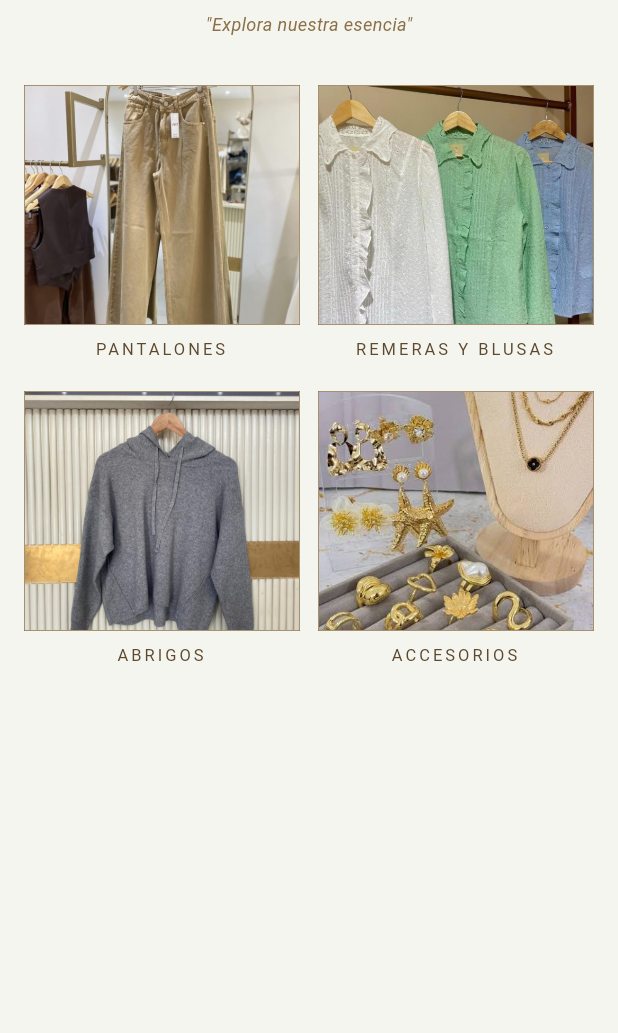
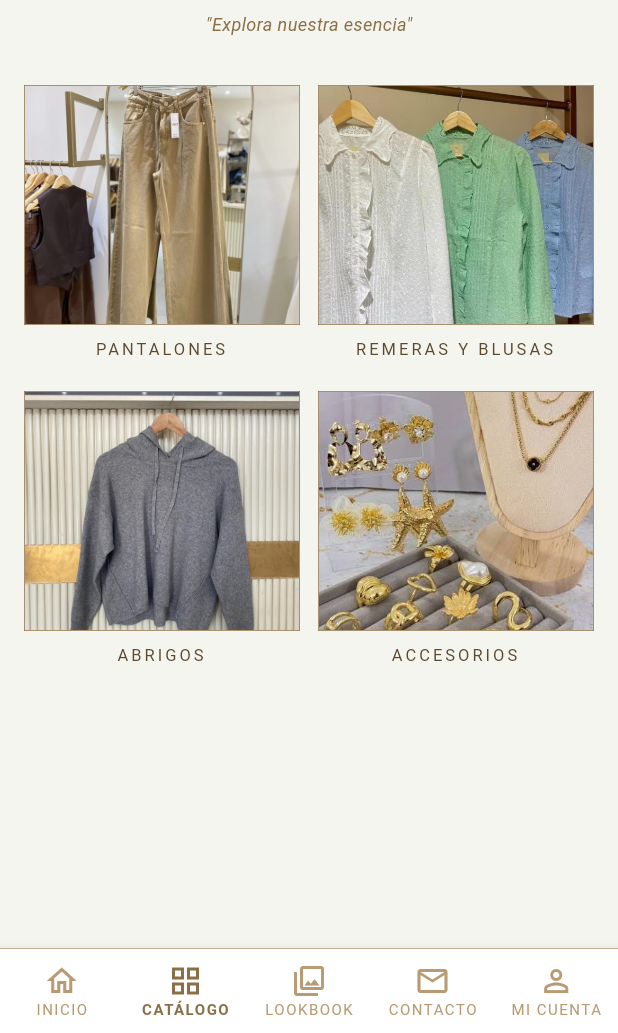
Before and after one commit to Rocio2612/waikiria_app, a Flutter app: the CatalogScreen screen opened directly, on a phone screen of 412 x 824 dp, the part 203-1236 px from its top. Run offline on Flutter 3.47's test engine with Material 3 defaults, Android fonts, the phone set to English and light mode, and no system bars.

Commit message:
nueva barra inferior

```diff
--- a/lib/models/producto.dart
+++ b/lib/models/producto.dart
@@ -28,7 +28,7 @@ const List<Producto> productosDemo = [
     id: '1',
     nombre: 'Jean wide beige',
     precio: 45000,
-    imagen: 'img/images/jean_beige.jpg',
+    imagen: 'img/images/https://www.hardconditions.com/articulo/21-pantal-n-vestir-jeans.html?srsltid=AU7gw4UJHD5l7X222_DG4m0c7ACmAwBHGI1puY6ovH_SdvzIIrz-DP8w',
     categoria: 'PANTALONES',
     subcategoria: 'Jean',
     talles: ['36', '38', '40', '42'],
--- a/lib/screens/catalog_screen.dart
+++ b/lib/screens/catalog_screen.dart
@@ -1,9 +1,9 @@
 import 'package:flutter/material.dart';
 import '../theme/app_colors.dart';
 import '../widgets/custom_header.dart';
-import '../widgets/app_drawer.dart';
 import '../models/categoria.dart';
 import 'category_screen.dart';
+import '../widgets/bottom_nav_bar.dart';
 
 class CatalogScreen extends StatelessWidget {
   const CatalogScreen({super.key});
@@ -12,7 +12,6 @@ class CatalogScreen extends StatelessWidget {
   Widget build(BuildContext context) {
     return Scaffold(
       backgroundColor: AppColors.fondo,
-      drawer: const AppDrawer(),
       body: SafeArea(
         child: Column(
           children: [
@@ -76,6 +75,7 @@ class CatalogScreen extends StatelessWidget {
           ],
         ),
       ),
+      bottomNavigationBar: const BottomNavBar(selectedIndex: 1),
     );
   }
 }
--- a/lib/screens/contact_screen.dart
+++ b/lib/screens/contact_screen.dart
@@ -2,8 +2,7 @@ import 'package:flutter/material.dart';
 import 'package:url_launcher/url_launcher.dart';
 import '../theme/app_colors.dart';
 import '../widgets/custom_header.dart';
-import '../widgets/app_drawer.dart';
-
+import '../widgets/bottom_nav_bar.dart';
 class ContactScreen extends StatelessWidget {
   const ContactScreen({super.key});
 
@@ -11,7 +10,6 @@ class ContactScreen extends StatelessWidget {
   Widget build(BuildContext context) {
     return Scaffold(
       backgroundColor: AppColors.fondo,
-      drawer: const AppDrawer(),
       body: SafeArea(
         child: Column(
           children: [
@@ -67,6 +65,7 @@ class ContactScreen extends StatelessWidget {
           ],
         ),
       ),
+      bottomNavigationBar: const BottomNavBar(selectedIndex: 3),
     );
   }
 
--- a/lib/screens/home_screen.dart
+++ b/lib/screens/home_screen.dart
@@ -1,9 +1,9 @@
 import 'package:flutter/material.dart';
 import '../theme/app_colors.dart';
 import '../widgets/custom_header.dart';
-import '../widgets/app_drawer.dart';
 import '../models/categoria.dart';
 import 'category_screen.dart';
+import '../widgets/bottom_nav_bar.dart';
 
 class HomeScreen extends StatelessWidget {
   const HomeScreen({super.key});
@@ -12,7 +12,6 @@ class HomeScreen extends StatelessWidget {
   Widget build(BuildContext context) {
     return Scaffold(
       backgroundColor: AppColors.fondo,
-      drawer: const AppDrawer(),
       body: SafeArea(
         child: Column(
           children: [
@@ -37,6 +36,7 @@ class HomeScreen extends StatelessWidget {
           ],
         ),
       ),
+      bottomNavigationBar: const BottomNavBar(selectedIndex: 0),
     );
   }
 
--- a/lib/screens/lookbook_screen.dart
+++ b/lib/screens/lookbook_screen.dart
@@ -1,8 +1,7 @@
 import 'package:flutter/material.dart';
 import '../theme/app_colors.dart';
 import '../widgets/custom_header.dart';
-import '../widgets/app_drawer.dart';
-
+import '../widgets/bottom_nav_bar.dart';
 class LookbookScreen extends StatefulWidget {
   const LookbookScreen({super.key});
 
@@ -34,7 +33,6 @@ class _LookbookScreenState extends State<LookbookScreen> {
   Widget build(BuildContext context) {
     return Scaffold(
       backgroundColor: AppColors.fondo,
-      drawer: const AppDrawer(),
       body: SafeArea(
         child: Column(
           children: [
@@ -127,6 +125,7 @@ class _LookbookScreenState extends State<LookbookScreen> {
           ],
         ),
       ),
+      bottomNavigationBar: const BottomNavBar(selectedIndex: 2),
     );
   }
 
--- a/lib/screens/profile_screen.dart
+++ b/lib/screens/profile_screen.dart
@@ -1,8 +1,8 @@
 import 'package:flutter/material.dart';
 import '../theme/app_colors.dart';
 import '../widgets/custom_header.dart';
-import '../widgets/app_drawer.dart';
 import 'login_screen.dart';
+import '../widgets/bottom_nav_bar.dart';
 
 class ProfileScreen extends StatelessWidget {
   const ProfileScreen({super.key});
@@ -11,7 +11,6 @@ class ProfileScreen extends StatelessWidget {
   Widget build(BuildContext context) {
     return Scaffold(
       backgroundColor: AppColors.fondo,
-      drawer: const AppDrawer(),
       body: SafeArea(
         child: Column(
           children: [
@@ -133,6 +132,7 @@ class ProfileScreen extends StatelessWidget {
           ],
         ),
       ),
+      bottomNavigationBar: const BottomNavBar(selectedIndex: 4),
     );
   }
 
--- /dev/null
+++ b/lib/widgets/bottom_nav_bar.dart
@@ -0,0 +1,101 @@
+import 'package:flutter/material.dart';
+import '../theme/app_colors.dart';
+import '../screens/home_screen.dart';
+import '../screens/catalog_screen.dart';
+import '../screens/lookbook_screen.dart';
+import '../screens/contact_screen.dart';
+import '../screens/profile_screen.dart';
+
+class BottomNavBar extends StatelessWidget {
+  final int selectedIndex;
+
+  const BottomNavBar({super.key, required this.selectedIndex});
+
+  /// 0 = Inicio, 1 = Catálogo, 2 = Lookbook, 3 = Contacto, 4 = Mi Cuenta
+  void _onItemTapped(BuildContext context, int index) {
+    // Si ya estás en esa pantalla, no hagas nada
+    if (index == selectedIndex) return;
+
+    Widget screen;
+    switch (index) {
+      case 0:
+        screen = const HomeScreen();
+        break;
+      case 1:
+        screen = const CatalogScreen();
+        break;
+      case 2:
+        screen = const LookbookScreen();
+        break;
+      case 3:
+        screen = const ContactScreen();
+        break;
+      case 4:
+        screen = const ProfileScreen();
+        break;
+      default:
+        screen = const HomeScreen();
+    }
+
+    // Navega reemplazando para no acumular pantallas
+    Navigator.pushAndRemoveUntil(
+      context,
+      MaterialPageRoute(builder: (_) => screen),
+          (route) => false,
+    );
+  }
+
+  @override
+  Widget build(BuildContext context) {
+    return Container(
+      decoration: const BoxDecoration(
+        color: AppColors.blanco,
+        border: Border(
+          top: BorderSide(color: AppColors.marronClaro, width: 0.5),
+        ),
+      ),
+      child: BottomNavigationBar(
+        currentIndex: selectedIndex,
+        onTap: (index) => _onItemTapped(context, index),
+        type: BottomNavigationBarType.fixed,
+        backgroundColor: AppColors.blanco,
+        selectedItemColor: AppColors.marron,
+        unselectedItemColor: AppColors.marronClaro,
+        selectedFontSize: 10,
+        unselectedFontSize: 10,
+        selectedLabelStyle: const TextStyle(
+          letterSpacing: 1,
+          fontWeight: FontWeight.w600,
+        ),
+        unselectedLabelStyle: const TextStyle(letterSpacing: 1),
+        items: const [
+          BottomNavigationBarItem(
+            icon: Icon(Icons.home_outlined),
+            activeIcon: Icon(Icons.home),
+            label: 'INICIO',
+          ),
+          BottomNavigationBarItem(
+            icon: Icon(Icons.grid_view_outlined),
+            activeIcon: Icon(Icons.grid_view),
+            label: 'CATÁLOGO',
+          ),
+          BottomNavigationBarItem(
+            icon: Icon(Icons.photo_library_outlined),
+            activeIcon: Icon(Icons.photo_library),
+            label: 'LOOKBOOK',
+          ),
+          BottomNavigationBarItem(
+            icon: Icon(Icons.mail_outline),
+            activeIcon: Icon(Icons.mail),
+            label: 'CONTACTO',
+          ),
+          BottomNavigationBarItem(
+            icon: Icon(Icons.person_outline),
+            activeIcon: Icon(Icons.person),
+            label: 'MI CUENTA',
+          ),
+        ],
+      ),
+    );
+  }
+}
```
Also changed, not shown: lib/widgets/app_drawer.dart (deleted, +0 -122 lines).
